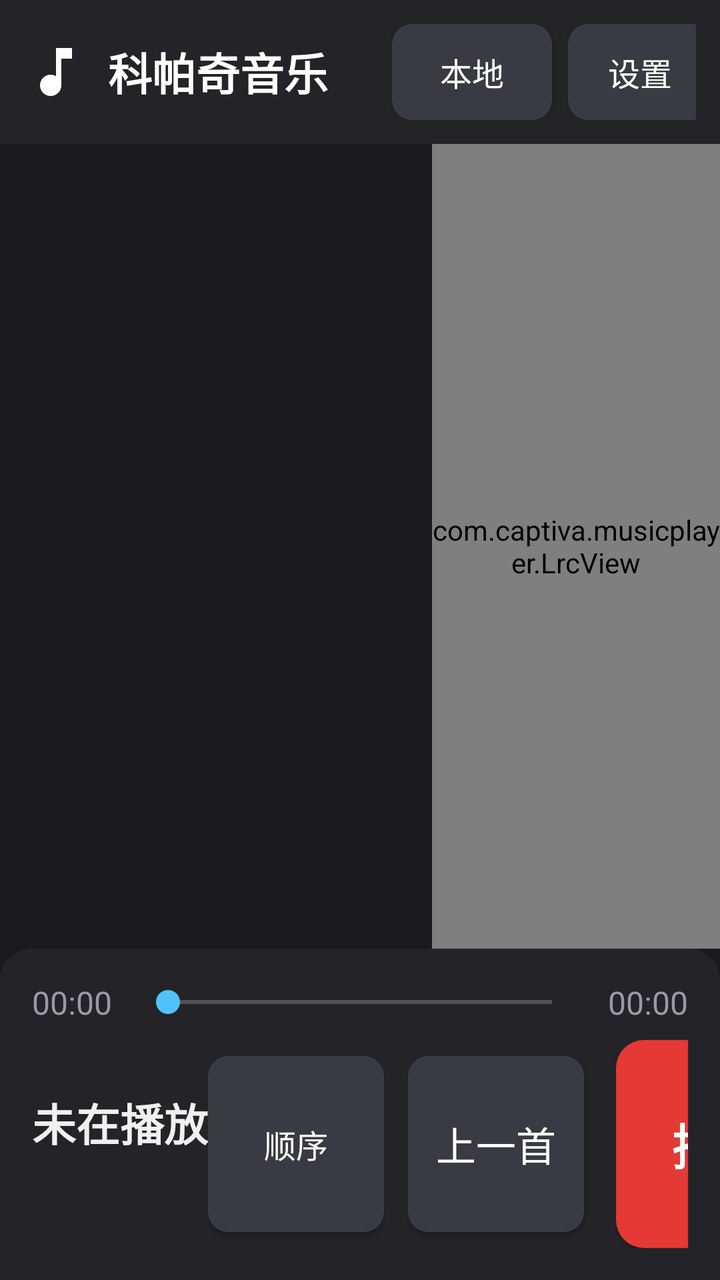
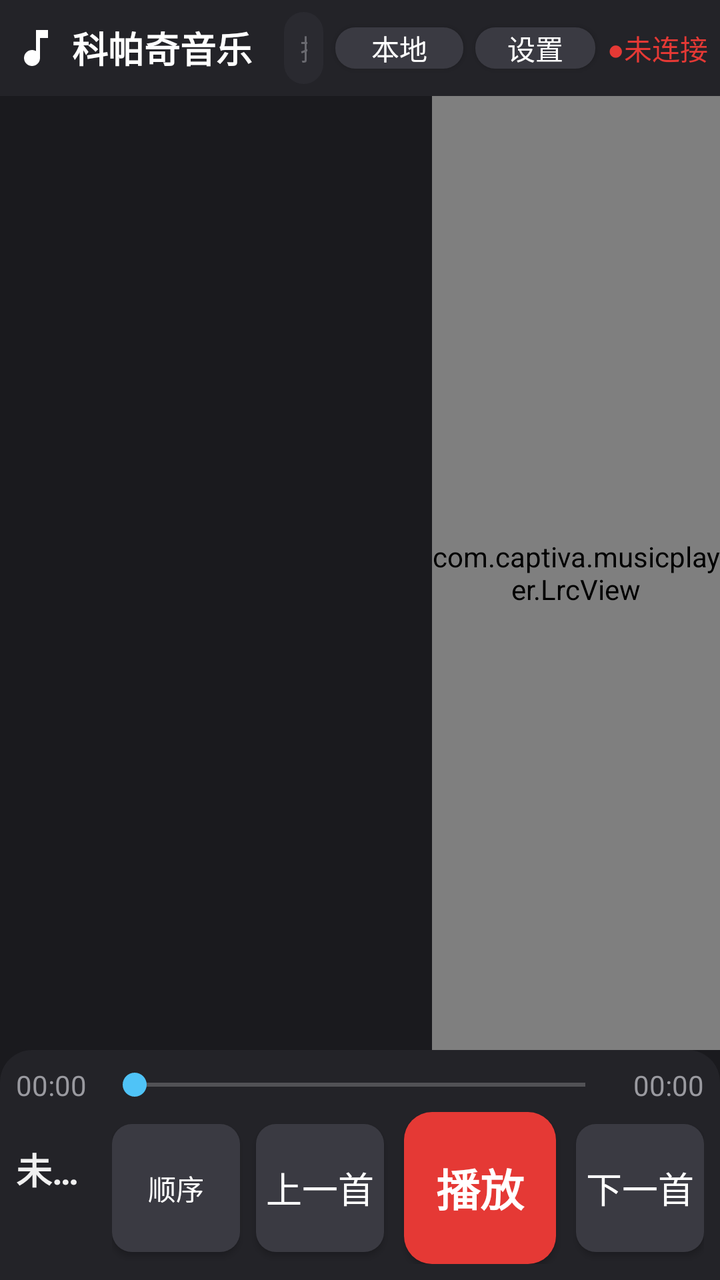

Before-and-after screenshots of an Android layout around one commit, followed by the original layout XML and the change that was made.
<!-- AndroidManifest.xml: application theme Theme.CaptivaMusic -->
<!-- res/layout/activity_main.xml -->
<?xml version="1.0" encoding="utf-8"?>
<LinearLayout xmlns:android="http://schemas.android.com/apk/res/android"
    android:layout_width="match_parent"
    android:layout_height="match_parent"
    android:orientation="vertical"
    android:background="@color/bg_main">

    
    <LinearLayout
        android:layout_width="match_parent"
        android:layout_height="wrap_content"
        android:orientation="horizontal"
        android:gravity="center_vertical"
        android:padding="@dimen/title_bar_padding"
        android:background="@color/bg_title_bar">

        <ImageView
            android:layout_width="32dp"
            android:layout_height="32dp"
            android:src="@drawable/ic_music_note"
            android:contentDescription="@string/app_name" />

        <TextView
            android:layout_width="wrap_content"
            android:layout_height="wrap_content"
            android:layout_marginStart="10dp"
            android:layout_marginLeft="10dp"
            android:text="@string/app_name"
            android:textColor="@color/text_title"
            android:textSize="@dimen/title_text_size"
            android:textStyle="bold" />

        <TextView
            android:id="@+id/tv_count"
            android:layout_width="wrap_content"
            android:layout_height="wrap_content"
            android:layout_marginStart="12dp"
            android:layout_marginLeft="12dp"
            android:textColor="@color/text_secondary"
            android:textSize="@dimen/sub_text_size" />

        
        <EditText
            android:id="@+id/et_search"
            android:layout_width="0dp"
            android:layout_height="@dimen/search_height"
            android:layout_weight="1"
            android:layout_marginStart="12dp"
            android:layout_marginLeft="12dp"
            android:background="@drawable/bg_search"
            android:hint="搜索歌曲、艺术家、专辑..."
            android:textColorHint="@color/search_hint"
            android:textColor="@color/text_primary"
            android:textSize="@dimen/search_text_size"
            android:paddingLeft="@dimen/search_padding"
            android:paddingRight="@dimen/search_padding"
            android:singleLine="true"
            android:imeOptions="actionSearch"
            android:inputType="text" />

        
        <Button
            android:id="@+id/btn_source"
            android:layout_width="wrap_content"
            android:layout_height="wrap_content"
            android:layout_marginStart="8dp"
            android:layout_marginLeft="8dp"
            android:minWidth="80dp"
            android:background="@drawable/bg_btn"
            android:text="本地"
            android:textColor="@color/btn_text"
            android:textSize="@dimen/sub_text_size" />

        
        <Button
            android:id="@+id/btn_settings"
            android:layout_width="wrap_content"
            android:layout_height="wrap_content"
            android:layout_marginStart="8dp"
            android:layout_marginLeft="8dp"
            android:minWidth="72dp"
            android:background="@drawable/bg_btn"
            android:text="设置"
            android:textColor="@color/btn_text"
            android:textSize="@dimen/sub_text_size" />

        
        <TextView
            android:id="@+id/tv_server_status"
            android:layout_width="wrap_content"
            android:layout_height="wrap_content"
            android:layout_marginStart="8dp"
            android:layout_marginLeft="8dp"
            android:text="●未连接"
            android:textColor="@color/server_status_disconnected"
            android:textSize="@dimen/sub_text_size"
            android:singleLine="true" />
    </LinearLayout>

    
    <LinearLayout
        android:layout_width="match_parent"
        android:layout_height="0dp"
        android:layout_weight="1"
        android:orientation="horizontal">

        
        <FrameLayout
            android:layout_width="0dp"
            android:layout_height="match_parent"
            android:layout_weight="3">

            <androidx.recyclerview.widget.RecyclerView
                android:id="@+id/rv_list"
                android:layout_width="match_parent"
                android:layout_height="match_parent"
                android:scrollbars="vertical"
                android:overScrollMode="ifContentScrolls" />

            <TextView
                android:id="@+id/tv_empty"
                android:layout_width="wrap_content"
                android:layout_height="wrap_content"
                android:layout_gravity="center"
                android:textColor="@color/text_secondary"
                android:textSize="@dimen/sub_text_size"
                android:visibility="gone" />
        </FrameLayout>

        
        <com.captiva.musicplayer.LrcView
            android:id="@+id/lrc_view"
            android:layout_width="0dp"
            android:layout_height="match_parent"
            android:layout_weight="2" />
    </LinearLayout>

    
    <LinearLayout
        android:layout_width="match_parent"
        android:layout_height="wrap_content"
        android:orientation="vertical"
        android:padding="@dimen/control_bar_padding"
        android:background="@drawable/bg_control_bar">

        
        <LinearLayout
            android:layout_width="match_parent"
            android:layout_height="wrap_content"
            android:orientation="horizontal"
            android:gravity="center_vertical">

            <TextView
                android:id="@+id/tv_current_time"
                android:layout_width="wrap_content"
                android:layout_height="wrap_content"
                android:text="00:00"
                android:textColor="@color/text_secondary"
                android:textSize="@dimen/time_text_size" />

            <SeekBar
                android:id="@+id/sb_progress"
                android:layout_width="0dp"
                android:layout_height="wrap_content"
                android:layout_weight="1"
                android:layout_marginLeft="12dp"
                android:layout_marginRight="12dp"
                android:maxHeight="4dp"
                android:progressTint="@color/accent"
                android:thumbTint="@color/accent" />

            <TextView
                android:id="@+id/tv_total_time"
                android:layout_width="wrap_content"
                android:layout_height="wrap_content"
                android:text="00:00"
                android:textColor="@color/text_secondary"
                android:textSize="@dimen/time_text_size" />
        </LinearLayout>

        
        <LinearLayout
            android:layout_width="match_parent"
            android:layout_height="wrap_content"
            android:orientation="horizontal"
            android:gravity="center_vertical"
            android:layout_marginTop="8dp">

            
            <LinearLayout
                android:layout_width="0dp"
                android:layout_height="wrap_content"
                android:layout_weight="1"
                android:orientation="vertical">

                <TextView
                    android:id="@+id/tv_now_title"
                    android:layout_width="match_parent"
                    android:layout_height="wrap_content"
                    android:singleLine="true"
                    android:ellipsize="end"
                    android:text="未在播放"
                    android:textColor="@color/text_primary"
                    android:textSize="@dimen/now_title_text_size"
                    android:textStyle="bold" />

                <TextView
                    android:id="@+id/tv_now_artist"
                    android:layout_width="match_parent"
                    android:layout_height="wrap_content"
                    android:singleLine="true"
                    android:ellipsize="end"
                    android:textColor="@color/text_secondary"
                    android:textSize="@dimen/sub_text_size" />
            </LinearLayout>

            
            <LinearLayout
                android:layout_width="wrap_content"
                android:layout_height="wrap_content"
                android:orientation="horizontal"
                android:gravity="center_vertical">

                <Button
                    android:id="@+id/btn_mode"
                    android:layout_width="@dimen/btn_size"
                    android:layout_height="@dimen/btn_size"
                    android:background="@drawable/bg_btn"
                    android:text="顺序"
                    android:textColor="@color/btn_text"
                    android:textSize="16sp" />

                <Button
                    android:id="@+id/btn_prev"
                    android:layout_width="@dimen/btn_size"
                    android:layout_height="@dimen/btn_size"
                    android:layout_marginLeft="12dp"
                    android:background="@drawable/bg_btn"
                    android:text="上一首"
                    android:textColor="@color/btn_text"
                    android:textSize="@dimen/btn_text_size" />

                <Button
                    android:id="@+id/btn_play"
                    android:layout_width="@dimen/btn_size_play"
                    android:layout_height="@dimen/btn_size_play"
                    android:layout_marginLeft="16dp"
                    android:layout_marginRight="16dp"
                    android:background="@drawable/bg_btn_paused"
                    android:text="播放"
                    android:textColor="@color/btn_paused_text"
                    android:textSize="@dimen/btn_play_text_size"
                    android:textStyle="bold" />

                <Button
                    android:id="@+id/btn_next"
                    android:layout_width="@dimen/btn_size"
                    android:layout_height="@dimen/btn_size"
                    android:background="@drawable/bg_btn"
                    android:text="下一首"
                    android:textColor="@color/btn_text"
                    android:textSize="@dimen/btn_text_size" />
            </LinearLayout>
        </LinearLayout>
    </LinearLayout>

</LinearLayout>
<!-- resources referenced by this layout -->
<resources>
  <color name="accent">#4FC3F7</color>
  <color name="bg_main">#1A1A1E</color>
  <color name="bg_title_bar">#232328</color>
  <color name="btn_paused_text">#FFFFFF</color>
  <color name="btn_text">#FFFFFF</color>
  <color name="search_hint">#6A6A70</color>
  <color name="server_status_disconnected">#E53935</color>
  <color name="text_primary">#F0F0F0</color>
  <color name="text_secondary">#9A9AA0</color>
  <color name="text_title">#FFFFFF</color>
  <dimen name="btn_play_text_size">24sp</dimen>
  <dimen name="btn_size">88dp</dimen>
  <dimen name="btn_size_play">104dp</dimen>
  <dimen name="btn_text_size">20sp</dimen>
  <dimen name="control_bar_padding">16dp</dimen>
  <dimen name="now_title_text_size">22sp</dimen>
  <dimen name="search_height">44dp</dimen>
  <dimen name="search_padding">10dp</dimen>
  <dimen name="search_text_size">16sp</dimen>
  <dimen name="sub_text_size">16sp</dimen>
  <dimen name="time_text_size">16sp</dimen>
  <dimen name="title_bar_padding">12dp</dimen>
  <dimen name="title_text_size">22sp</dimen>
  <!-- drawable bg_btn (drawable) -->
  <?xml version="1.0" encoding="utf-8"?>
  <selector xmlns:android="http://schemas.android.com/apk/res/android">
      <item android:state_pressed="true">
          <shape android:shape="rectangle">
              <solid android:color="#55555D" />
              <corners android:radius="10dp" />
          </shape>
      </item>
      <item>
          <shape android:shape="rectangle">
              <solid android:color="@color/btn_bg" />
              <corners android:radius="10dp" />
          </shape>
      </item>
  </selector>
  <!-- drawable bg_btn_paused (drawable) -->
  <?xml version="1.0" encoding="utf-8"?>
  <selector xmlns:android="http://schemas.android.com/apk/res/android">
      <item android:state_pressed="true">
          <shape android:shape="rectangle">
              <solid android:color="#C62828" />
              <corners android:radius="14dp" />
          </shape>
      </item>
      <item>
          <shape android:shape="rectangle">
              <solid android:color="@color/btn_paused_bg" />
              <corners android:radius="14dp" />
          </shape>
      </item>
  </selector>
  <!-- drawable bg_control_bar (drawable) -->
  <?xml version="1.0" encoding="utf-8"?>
  <shape xmlns:android="http://schemas.android.com/apk/res/android"
      android:shape="rectangle">
      <solid android:color="@color/bg_control_bar" />
      <corners
          android:topLeftRadius="16dp"
          android:topRightRadius="16dp"
          android:bottomLeftRadius="0dp"
          android:bottomRightRadius="0dp" />
  </shape>
  <!-- drawable bg_search (drawable) -->
  <?xml version="1.0" encoding="utf-8"?>
  <shape xmlns:android="http://schemas.android.com/apk/res/android"
      android:shape="rectangle">
      <solid android:color="@color/search_bg" />
      <corners android:radius="22dp" />
  </shape>
  <!-- drawable ic_music_note (drawable) -->
  <?xml version="1.0" encoding="utf-8"?>
  <vector xmlns:android="http://schemas.android.com/apk/res/android"
      android:width="24dp"
      android:height="24dp"
      android:viewportWidth="24"
      android:viewportHeight="24">
      <path
          android:fillColor="#FFFFFF"
          android:pathData="M12,3v10.55c-0.59,-0.34 -1.27,-0.55 -2,-0.55 -2.21,0 -4,1.79 -4,4s1.79,4 4,4 4,-1.79 4,-4V7h4V3h-6z" />
  </vector>
  <string name="app_name">科帕奇音乐</string>
  <style name="Theme.CaptivaMusic" parent="Theme.AppCompat.NoActionBar">
          <item name="colorPrimary">@color/accent</item>
          <item name="colorPrimaryDark">@color/bg_title_bar</item>
          <item name="colorAccent">@color/accent</item>
          <item name="android:windowBackground">@color/bg_main</item>
          <item name="android:statusBarColor">@color/bg_title_bar</item>
          <item name="android:textColorPrimary">@color/text_primary</item>
      </style>
  <color name="btn_bg">#3A3A42</color>
  <color name="btn_paused_bg">#E53935</color>
  <color name="bg_control_bar">#232328</color>
  <color name="search_bg">#2A2A30</color>
</resources>

<!-- the commit's change to res/layout/activity_main.xml (unified diff, before → after) -->
@@ -15,16 +15,16 @@
         android:background="@color/bg_title_bar">
 
         <ImageView
-            android:layout_width="32dp"
-            android:layout_height="32dp"
+            android:layout_width="24dp"
+            android:layout_height="24dp"
             android:src="@drawable/ic_music_note"
             android:contentDescription="@string/app_name" />
 
         <TextView
             android:layout_width="wrap_content"
             android:layout_height="wrap_content"
-            android:layout_marginStart="10dp"
-            android:layout_marginLeft="10dp"
+            android:layout_marginStart="6dp"
+            android:layout_marginLeft="6dp"
             android:text="@string/app_name"
             android:textColor="@color/text_title"
             android:textSize="@dimen/title_text_size"
@@ -34,8 +34,8 @@
             android:id="@+id/tv_count"
             android:layout_width="wrap_content"
             android:layout_height="wrap_content"
-            android:layout_marginStart="12dp"
-            android:layout_marginLeft="12dp"
+            android:layout_marginStart="8dp"
+            android:layout_marginLeft="8dp"
             android:textColor="@color/text_secondary"
             android:textSize="@dimen/sub_text_size" />
 
@@ -45,8 +45,8 @@
             android:layout_width="0dp"
             android:layout_height="@dimen/search_height"
             android:layout_weight="1"
-            android:layout_marginStart="12dp"
-            android:layout_marginLeft="12dp"
+            android:layout_marginStart="8dp"
+            android:layout_marginLeft="8dp"
             android:background="@drawable/bg_search"
             android:hint="搜索歌曲、艺术家、专辑..."
             android:textColorHint="@color/search_hint"
@@ -63,9 +63,10 @@
             android:id="@+id/btn_source"
             android:layout_width="wrap_content"
             android:layout_height="wrap_content"
-            android:layout_marginStart="8dp"
-            android:layout_marginLeft="8dp"
-            android:minWidth="80dp"
+            android:layout_marginStart="6dp"
+            android:layout_marginLeft="6dp"
+            android:minWidth="64dp"
+            android:minHeight="0dp"
             android:background="@drawable/bg_btn"
             android:text="本地"
             android:textColor="@color/btn_text"
@@ -76,9 +77,10 @@
             android:id="@+id/btn_settings"
             android:layout_width="wrap_content"
             android:layout_height="wrap_content"
-            android:layout_marginStart="8dp"
-            android:layout_marginLeft="8dp"
-            android:minWidth="72dp"
+            android:layout_marginStart="6dp"
+            android:layout_marginLeft="6dp"
+            android:minWidth="60dp"
+            android:minHeight="0dp"
             android:background="@drawable/bg_btn"
             android:text="设置"
             android:textColor="@color/btn_text"
@@ -89,8 +91,8 @@
             android:id="@+id/tv_server_status"
             android:layout_width="wrap_content"
             android:layout_height="wrap_content"
-            android:layout_marginStart="8dp"
-            android:layout_marginLeft="8dp"
+            android:layout_marginStart="6dp"
+            android:layout_marginLeft="6dp"
             android:text="●未连接"
             android:textColor="@color/server_status_disconnected"
             android:textSize="@dimen/sub_text_size"
@@ -163,8 +165,8 @@
                 android:layout_width="0dp"
                 android:layout_height="wrap_content"
                 android:layout_weight="1"
-                android:layout_marginLeft="12dp"
-                android:layout_marginRight="12dp"
+                android:layout_marginLeft="8dp"
+                android:layout_marginRight="8dp"
                 android:maxHeight="4dp"
                 android:progressTint="@color/accent"
                 android:thumbTint="@color/accent" />
@@ -184,7 +186,7 @@
             android:layout_height="wrap_content"
             android:orientation="horizontal"
             android:gravity="center_vertical"
-            android:layout_marginTop="8dp">
+            android:layout_marginTop="4dp">
 
             
             <LinearLayout
@@ -228,13 +230,13 @@
                     android:background="@drawable/bg_btn"
                     android:text="顺序"
                     android:textColor="@color/btn_text"
-                    android:textSize="16sp" />
+                    android:textSize="14sp" />
 
                 <Button
                     android:id="@+id/btn_prev"
                     android:layout_width="@dimen/btn_size"
                     android:layout_height="@dimen/btn_size"
-                    android:layout_marginLeft="12dp"
+                    android:layout_marginLeft="8dp"
                     android:background="@drawable/bg_btn"
                     android:text="上一首"
                     android:textColor="@color/btn_text"
@@ -244,8 +246,8 @@
                     android:id="@+id/btn_play"
                     android:layout_width="@dimen/btn_size_play"
                     android:layout_height="@dimen/btn_size_play"
-                    android:layout_marginLeft="16dp"
-                    android:layout_marginRight="16dp"
+                    android:layout_marginLeft="10dp"
+                    android:layout_marginRight="10dp"
                     android:background="@drawable/bg_btn_paused"
                     android:text="播放"
                     android:textColor="@color/btn_paused_text"
<!-- resource entries referenced after the edit -->
@@ -10,19 +10,19 @@
   <color name="text_primary">#F0F0F0</color>
   <color name="text_secondary">#9A9AA0</color>
   <color name="text_title">#FFFFFF</color>
-  <dimen name="btn_play_text_size">24sp</dimen>
-  <dimen name="btn_size">88dp</dimen>
-  <dimen name="btn_size_play">104dp</dimen>
-  <dimen name="btn_text_size">20sp</dimen>
-  <dimen name="control_bar_padding">16dp</dimen>
-  <dimen name="now_title_text_size">22sp</dimen>
-  <dimen name="search_height">44dp</dimen>
-  <dimen name="search_padding">10dp</dimen>
-  <dimen name="search_text_size">16sp</dimen>
-  <dimen name="sub_text_size">16sp</dimen>
-  <dimen name="time_text_size">16sp</dimen>
-  <dimen name="title_bar_padding">12dp</dimen>
-  <dimen name="title_text_size">22sp</dimen>
+  <dimen name="btn_play_text_size">22sp</dimen>
+  <dimen name="btn_size">64dp</dimen>
+  <dimen name="btn_size_play">76dp</dimen>
+  <dimen name="btn_text_size">18sp</dimen>
+  <dimen name="control_bar_padding">8dp</dimen>
+  <dimen name="now_title_text_size">18sp</dimen>
+  <dimen name="search_height">36dp</dimen>
+  <dimen name="search_padding">8dp</dimen>
+  <dimen name="search_text_size">14sp</dimen>
+  <dimen name="sub_text_size">14sp</dimen>
+  <dimen name="time_text_size">14sp</dimen>
+  <dimen name="title_bar_padding">6dp</dimen>
+  <dimen name="title_text_size">18sp</dimen>
   <!-- drawable bg_btn (drawable) -->
   <?xml version="1.0" encoding="utf-8"?>
   <selector xmlns:android="http://schemas.android.com/apk/res/android">
